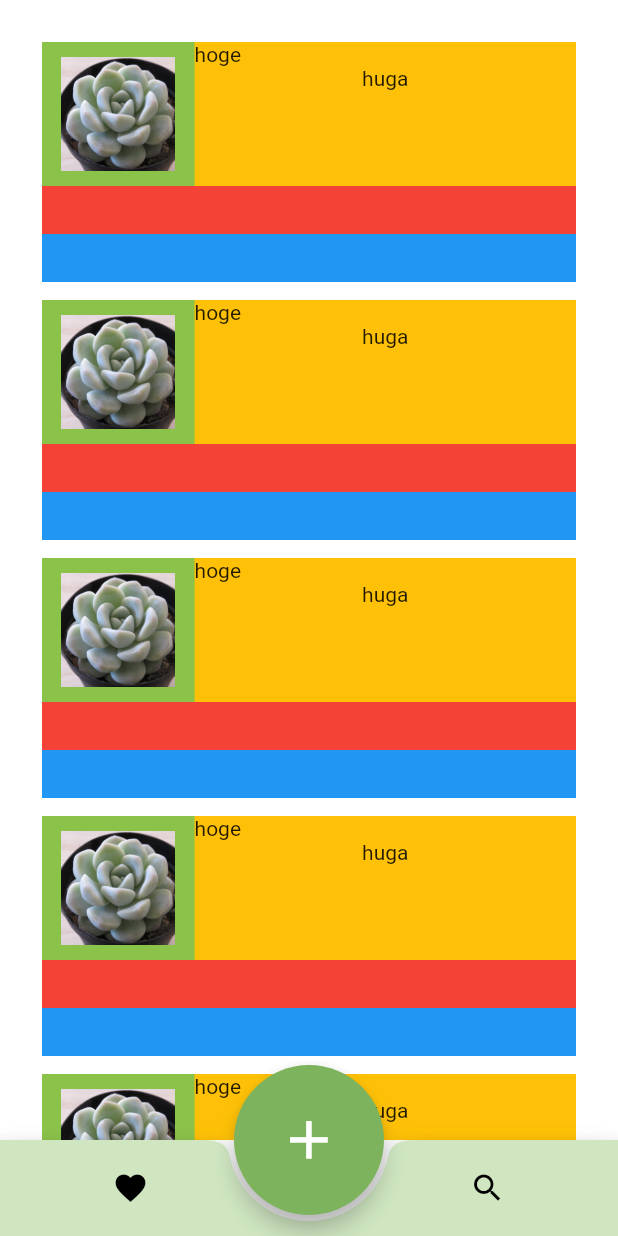
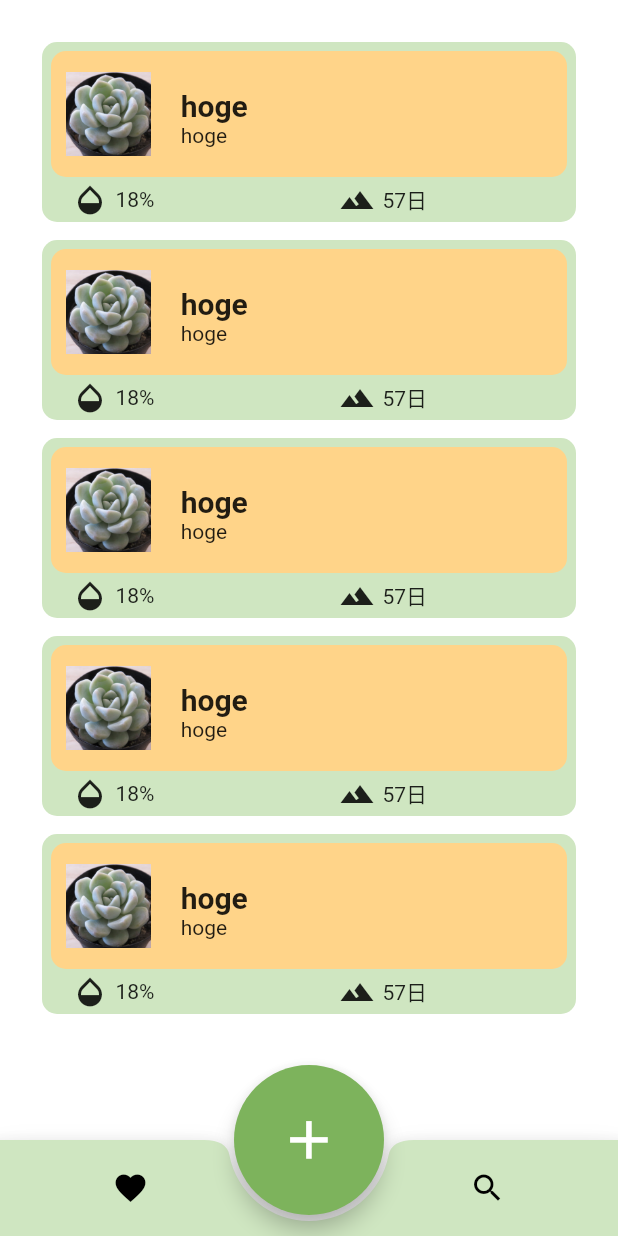
Before and after one commit to yayayagi721/succulents_manager_app, a Flutter app: the screen it shows after launch, on a phone screen of 412 x 824 dp. Run offline on Flutter 3.47's test engine with Material 2 defaults, Android fonts, the phone set to English and light mode, and no system bars; our stand-ins replace hive, hive_flutter; accounts and stored records are empty.

Commit message:
plant_list_viewのたたき台は完成

```diff
--- a/lib/plant_list_view.dart
+++ b/lib/plant_list_view.dart
@@ -64,7 +64,7 @@ class PlantListView extends StatelessWidget {
   Widget _menuItem(
       String name, String botanicalName, double moisture, int soilAgeOfDay) {
     return Container(
-        height: 160,
+        height: 120,
         decoration: BoxDecoration(
           color: Color.fromRGBO(207, 230, 193, 1),
           borderRadius: BorderRadius.circular(10),
@@ -80,45 +80,80 @@ class PlantListView extends StatelessWidget {
       children: <Widget>[
         Expanded(
             flex: 3,
+            child: Padding(
+              padding: EdgeInsets.only(top: 6, left: 6, right: 6),
               child: Container(
-              color: Colors.lightGreen,
+                decoration: BoxDecoration(
+                  // color: Color.fromRGBO(207, 230, 193, 1),
+                  color: Color.fromRGBO(255, 212, 137, 1),
+                  borderRadius: BorderRadius.circular(10),
+                ),
                 child: Row(
                   children: [
                     Expanded(
                         flex: 2,
                         child: Container(
                           padding: EdgeInsets.all(10),
-                        color: Colors.lightGreen,
                           child: plantImage,
                         )),
                     Expanded(
-                      flex: 5,
+                      flex: 7,
                       child: Container(
-                        color: Colors.amber,
                         width: double.infinity,
+                        child: Padding(
+                          padding: EdgeInsets.only(top: 25, left: 10),
                           child: Column(
                             children: [
                               Align(
                                 alignment: Alignment.centerLeft,
+                                child: Text("hoge",
+                                    style: TextStyle(
+                                        fontWeight: FontWeight.bold,
+                                        fontSize: 20)),
+                              ),
+                              Align(
+                                alignment: Alignment.centerLeft,
                                 child: Text(
                                   "hoge",
-                                textAlign: TextAlign.left,
                                 ),
                               ),
-                            Text(
-                              "huga",
-                              textAlign: TextAlign.left,
+                            ],
+                          ),
+                        ),
+                      ),
                     )
                   ],
                 ),
-                      ))
-                ],
               ),
             )),
-        Expanded(flex: 1, child: Container(color: Colors.red)),
-        Expanded(flex: 1, child: Container(color: Colors.blue)),
+        Expanded(
+            flex: 1,
+            child: Center(
+              child: Container(
+                  width: double.infinity,
+                  child: Row(
+                    children: [
+                      _stateBar(Icons.opacity, "18%"),
+                      _stateBar(Icons.terrain, "57日")
+                    ],
+                  )),
+            )),
       ],
     );
+  }
+
+  Widget _stateBar(IconData icon, String text) {
+    return Expanded(
+        child: Row(
+      children: [
+        SizedBox(width: 20),
+        Icon(icon),
+        SizedBox(width: 5),
+        Text(
+          text,
+        )
+      ],
+    ));
   }
 
   // List<Widget> _cardList(List<Widget> cards) {
```
Lines whose indentation alone changed are shown as unchanged.
